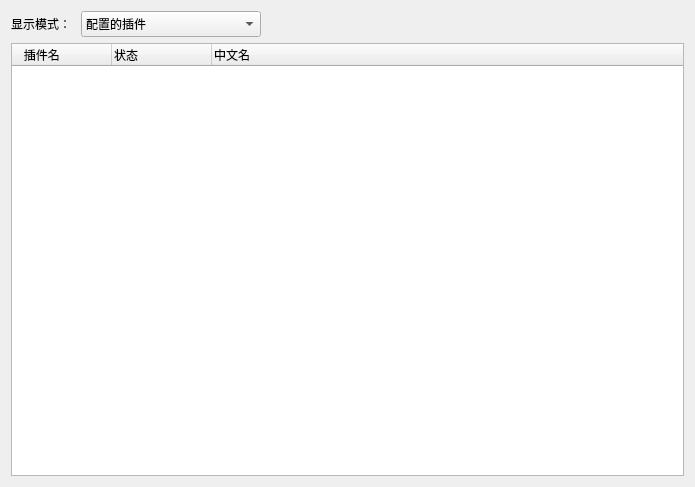
Above: DrillPluginInformationReader/Source/InformationModule/pluginListPart/p_PluginListPart.ui from DrillUp/DrillPluginInformationReader before the change. Below: the same form after it.
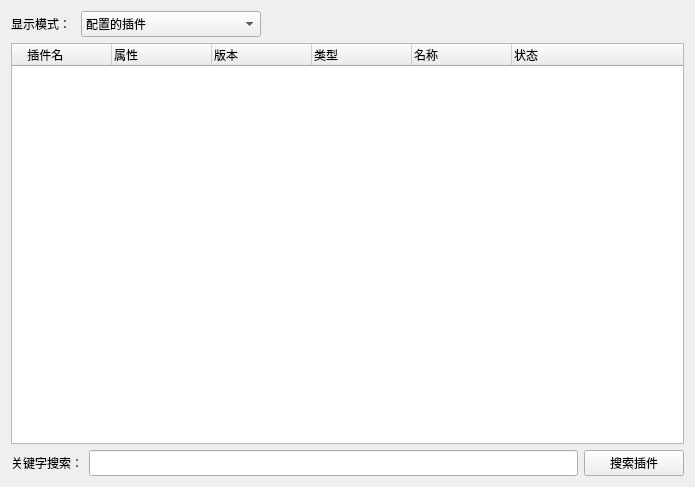
That is the form after the change.

Diff of the .ui file:
```diff
--- a/DrillPluginInformationReader/Source/InformationModule/pluginListPart/p_PluginListPart.ui
+++ b/DrillPluginInformationReader/Source/InformationModule/pluginListPart/p_PluginListPart.ui
@@ -55,29 +55,30 @@
     </spacer>
    </item>
    <item row="1" column="0" colspan="3">
-    <widget class="QStackedWidget" name="stackedWidget">
-     <property name="currentIndex">
-      <number>0</number>
-     </property>
-     <widget class="QWidget" name="page">
-      <layout class="QVBoxLayout" name="verticalLayout">
-       <property name="leftMargin">
-        <number>0</number>
-       </property>
-       <property name="topMargin">
-        <number>0</number>
-       </property>
-       <property name="rightMargin">
-        <number>0</number>
-       </property>
-       <property name="bottomMargin">
-        <number>0</number>
-       </property>
-       <item>
-        <widget class="QTreeWidget" name="treeWidget_configedPlugin">
+    <widget class="QTreeWidget" name="treeWidget_plugin">
+     <column>
+      <property name="text">
+       <string>    插件名</string>
+      </property>
+     </column>
+     <column>
+      <property name="text">
+       <string>属性</string>
+      </property>
+     </column>
+     <column>
+      <property name="text">
+       <string>版本</string>
+      </property>
+     </column>
+     <column>
+      <property name="text">
+       <string>类型</string>
+      </property>
+     </column>
          <column>
           <property name="text">
-           <string>   插件名</string>
+       <string>名称</string>
           </property>
          </column>
          <column>
@@ -85,17 +86,11 @@
            <string>状态</string>
           </property>
          </column>
-         <column>
-          <property name="text">
-           <string>中文名</string>
-          </property>
-         </column>
-        </widget>
-       </item>
-      </layout>
-     </widget>
-     <widget class="QWidget" name="page_2">
-      <layout class="QGridLayout" name="gridLayout_2">
+    </widget>
+   </item>
+   <item row="2" column="0" colspan="3">
+    <widget class="QWidget" name="widget" native="true">
+     <layout class="QHBoxLayout" name="horizontalLayout">
        <property name="leftMargin">
         <number>0</number>
        </property>
@@ -108,14 +103,14 @@
        <property name="bottomMargin">
         <number>0</number>
        </property>
-       <item row="1" column="0">
+      <item>
         <widget class="QLabel" name="label_searchPlugin">
          <property name="text">
           <string>关键字搜索：</string>
          </property>
         </widget>
        </item>
-       <item row="1" column="1">
+      <item>
         <widget class="QLineEdit" name="lineEdit_searchPlugin">
          <property name="minimumSize">
           <size>
@@ -125,7 +120,7 @@
          </property>
         </widget>
        </item>
-       <item row="1" column="2">
+      <item>
         <widget class="QPushButton" name="pushButton_searchPlugin">
          <property name="minimumSize">
           <size>
@@ -138,11 +133,7 @@
          </property>
         </widget>
        </item>
-       <item row="0" column="0" colspan="3">
-        <widget class="QTableWidget" name="tableWidget_allPlugin"/>
-       </item>
-      </layout>
-     </widget>
+     </layout>
     </widget>
    </item>
   </layout>
```
Left out of the diff: 19 changed lines with no effect on the pictures. Lines whose indentation alone changed are shown as unchanged.
